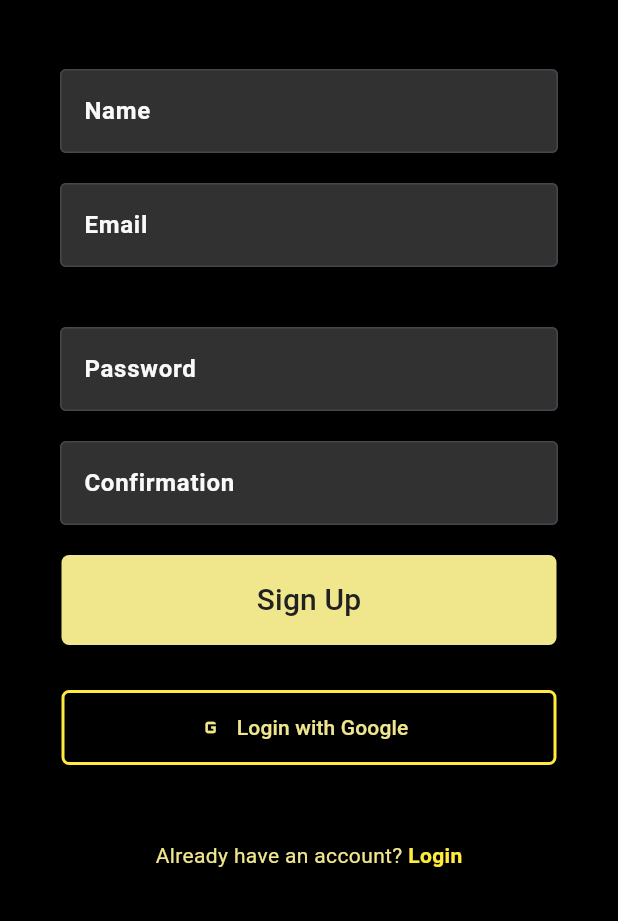
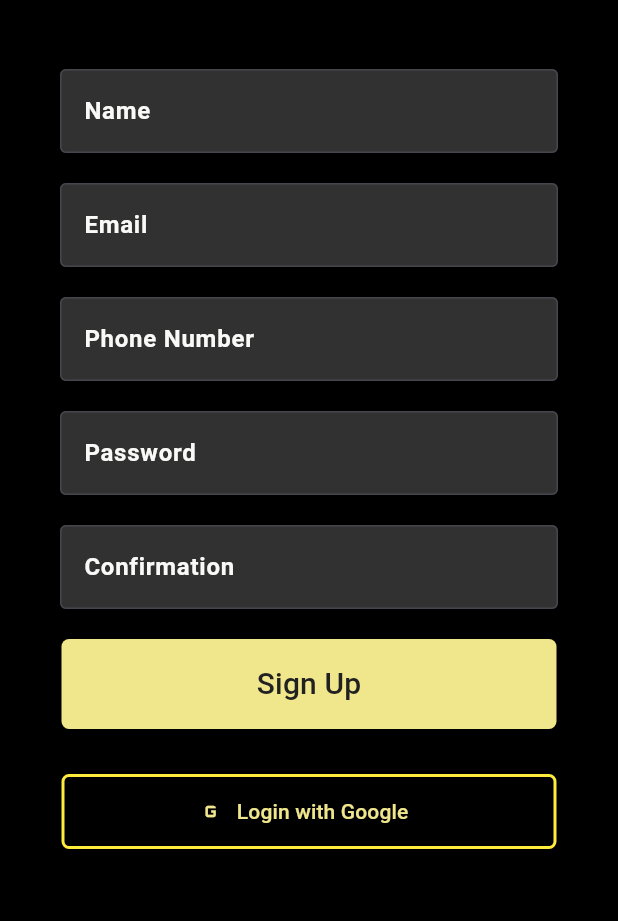
Before and after one commit to stranger-scripts-06/investment-manager, a Flutter app: the SignUpPage screen opened directly with empty values, after a tap on "Sign Up", on a phone screen of 412 x 824 dp, the part 315-1236 px from its top. Run offline on Flutter 3.47's test engine with Material 3 defaults, Android fonts, the phone set to English and light mode, and no system bars; our stand-ins replace cloud_firestore, firebase_auth, firebase_core, flutter_svg; accounts and stored records are empty; network calls fail.

Commit message:
Added the signup functionality

```diff
--- a/lib/pages/signup.dart
+++ b/lib/pages/signup.dart
@@ -1,3 +1,4 @@
+import 'package:cloud_firestore/cloud_firestore.dart';
 import 'package:firebase_core/firebase_core.dart';
 import 'package:flutter/material.dart';
 import 'package:firebase_auth/firebase_auth.dart';
@@ -14,18 +15,48 @@ class _SignUpPageState extends State<SignUpPage> {
   //text controllers
   final _emailController = TextEditingController();
   final _passwordController = TextEditingController();
+  final _confirmController = TextEditingController();
+  final _nameController = TextEditingController();
+  final _numberController = TextEditingController();
 
   void dispose(){
     _emailController.dispose();
     _passwordController.dispose();
+    _confirmController.dispose();
+    _nameController.dispose();
+    _numberController.dispose();
     super.dispose();
   }
 
   Future SignUp() async{
-    await FirebaseAuth.instance.createUserWithEmailAndPassword(
-      email: _emailController.text.trim(),
-      password: _passwordController.text.trim(),
+    if(confirmPassword()){
+      await FirebaseAuth.instance.createUserWithEmailAndPassword(
+        email: _emailController.text.trim(),
+        password: _passwordController.text.trim(),
+      );
+
+      addDetails(
+          _nameController.text.trim(),
+          _emailController.text.trim(),
+          int.parse(_numberController.text.trim()),
+      );
+    }
+  }
+
+  Future addDetails(String name, String email, int number) async{
+    await FirebaseFirestore.instance.collection('users').add({
+        'name': name,
+        'email': email,
+        'number': number,
+      }
     );
+  }
+
+  bool confirmPassword(){
+    if(_passwordController.text.trim() == _confirmController.text.trim()){
+      return true;
+    }
+    return false;
   }
 
   @override
@@ -62,6 +93,7 @@ class _SignUpPageState extends State<SignUpPage> {
                 child: Column(
                   children: [
                     TextField(
+                      controller: _nameController,
                       decoration: InputDecoration(
                         iconColor: Colors.white,
                         labelText: ("Name"),
@@ -112,28 +144,29 @@ class _SignUpPageState extends State<SignUpPage> {
                     SizedBox(
                       height: 20.0,
                     ),
-                    // TextField(
-                    //   decoration: InputDecoration(
-                    //     iconColor: Colors.white,
-                    //     labelText: ("Phone Number"),
-                    //     labelStyle: TextStyle(
-                    //         fontWeight: FontWeight.bold,
-                    //         color: Color(0xFFF9FAF8)),
-                    //     hintText: ("Enter phone number"),
-                    //     hintStyle: TextStyle(
-                    //       color: Color(0xFFF9FAF8),
-                    //     ),
-                    //     border: OutlineInputBorder(),
-                    //     fillColor: Color(0xFF313131),
-                    //     filled: true,
-                    //     focusedBorder: OutlineInputBorder(
-                    //       borderSide: BorderSide(
-                    //         color: Color(0xFFF0E68C),
-                    //       ),
-                    //     ),
-                    //   ),
-                    //   style: TextStyle(color: Color(0xFFF9FAF8)),
-                    // ),
+                    TextField(
+                      controller: _numberController,
+                      decoration: InputDecoration(
+                        iconColor: Colors.white,
+                        labelText: ("Phone Number"),
+                        labelStyle: TextStyle(
+                            fontWeight: FontWeight.bold,
+                            color: Color(0xFFF9FAF8)),
+                        hintText: ("Enter phone number"),
+                        hintStyle: TextStyle(
+                          color: Color(0xFFF9FAF8),
+                        ),
+                        border: OutlineInputBorder(),
+                        fillColor: Color(0xFF313131),
+                        filled: true,
+                        focusedBorder: OutlineInputBorder(
+                          borderSide: BorderSide(
+                            color: Color(0xFFF0E68C),
+                          ),
+                        ),
+                      ),
+                      style: TextStyle(color: Color(0xFFF9FAF8)),
+                    ),
                     SizedBox(
                       height: 20.0,
                     ),
@@ -165,6 +198,7 @@ class _SignUpPageState extends State<SignUpPage> {
                       height: 20.0,
                     ),
                     TextField(
+                      controller: _confirmController,
                       obscureText: true,
                       decoration: InputDecoration(
                         iconColor: Colors.white,
```
Also changed, not shown: pubspec.lock, 1 other file.
